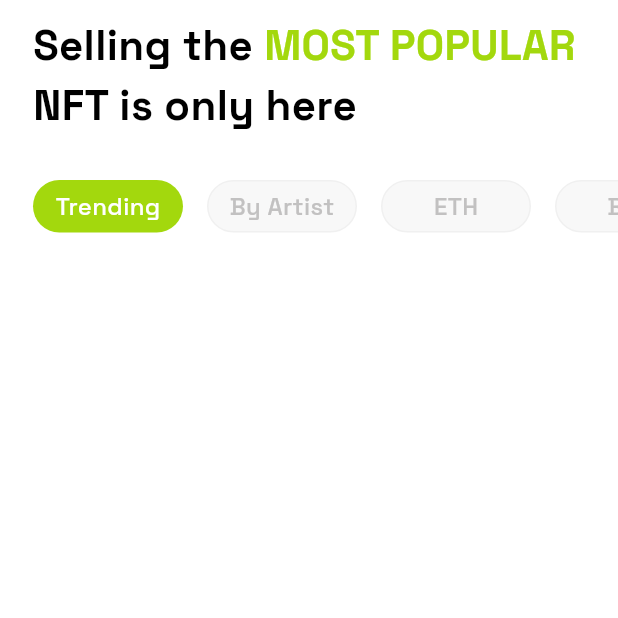
After one commit to ElDaly15/Artify, a Flutter app: the HomeView screen opened directly, on a phone screen of 412 x 824 dp, the top half of it. The commit adds this screen. Run offline on Flutter 3.47's test engine with Material 3 defaults, Android fonts, the phone set to English and light mode, and no system bars; our stand-ins replace device_preview, flutter_svg, get, smooth_page_indicator.

Commit message:
Add HomeView and related widgets
Added HomeView, HomeViewBody, ContainerOfSelectionHeader, ListViewOfHeaderSelections, and MainTitleTextRich widgets. Also, updated ColumnOfContainer to navigate to HomeView on button press.

```diff
--- /dev/null
+++ b/lib/featuers/home/data/models/categoryModel.dart
@@ -0,0 +1,7 @@
+// ignore_for_file: file_names
+
+class Categorymodel {
+  final String title;
+
+  Categorymodel({required this.title});
+}
--- /dev/null
+++ b/lib/featuers/home/presentation/views/home_view.dart
@@ -0,0 +1,14 @@
+import 'package:coffee_shop/featuers/home/presentation/views/widgets/home_view_body.dart';
+import 'package:flutter/material.dart';
+
+class HomeView extends StatelessWidget {
+  const HomeView({super.key});
+
+  @override
+  Widget build(BuildContext context) {
+    return const Scaffold(
+      backgroundColor: Colors.white,
+      body: HomeViewBody(),
+    );
+  }
+}
--- /dev/null
+++ b/lib/featuers/home/presentation/views/widgets/container_of_section_header.dart
@@ -0,0 +1,34 @@
+import 'package:coffee_shop/core/utils/app_colors.dart';
+import 'package:coffee_shop/core/utils/app_styles.dart';
+import 'package:flutter/material.dart';
+
+class ContainerOfSelectionHeader extends StatelessWidget {
+  const ContainerOfSelectionHeader(
+      {super.key, required this.title, required this.isActive});
+  final String title;
+  final bool isActive;
+
+  @override
+  Widget build(BuildContext context) {
+    return AnimatedContainer(
+      duration: const Duration(milliseconds: 400),
+      curve: Curves.fastOutSlowIn,
+      height: 35,
+      width: 100,
+      decoration: BoxDecoration(
+        border: isActive ? null : Border.all(color: const Color(0xffF0F0F0)),
+        color: isActive ? AppColors.mainColorTheme : const Color(0xffF8F8F8),
+        borderRadius: BorderRadius.circular(20),
+      ),
+      child: Center(
+        child: Text(
+          title,
+          style: TextStyles.font20Medium(context).copyWith(
+              color: isActive
+                  ? Colors.white
+                  : const Color.fromARGB(255, 194, 193, 193)),
+        ),
+      ),
+    );
+  }
+}
--- /dev/null
+++ b/lib/featuers/home/presentation/views/widgets/home_view_body.dart
@@ -0,0 +1,28 @@
+import 'package:coffee_shop/featuers/home/presentation/views/widgets/list_view_of_header_section.dart';
+import 'package:coffee_shop/featuers/home/presentation/views/widgets/main_title_text_rich.dart';
+import 'package:flutter/material.dart';
+
+class HomeViewBody extends StatelessWidget {
+  const HomeViewBody({super.key});
+
+  @override
+  Widget build(BuildContext context) {
+    return const Column(
+      children: [
+        SafeArea(
+          child: SizedBox(
+            height: 10,
+          ),
+        ),
+        Padding(
+          padding: EdgeInsets.symmetric(horizontal: 22),
+          child: MainTitleTextRich(),
+        ),
+        SizedBox(
+          height: 30,
+        ),
+        ListViewOfHeaderSelections(),
+      ],
+    );
+  }
+}
--- /dev/null
+++ b/lib/featuers/home/presentation/views/widgets/list_view_of_header_section.dart
@@ -0,0 +1,79 @@
+import 'package:coffee_shop/featuers/home/data/models/categoryModel.dart';
+import 'package:coffee_shop/featuers/home/presentation/views/widgets/container_of_section_header.dart';
+import 'package:flutter/material.dart';
+
+class ListViewOfHeaderSelections extends StatefulWidget {
+  const ListViewOfHeaderSelections({super.key});
+
+  @override
+  State<ListViewOfHeaderSelections> createState() =>
+      _ListViewOfHeaderSelectionsState();
+}
+
+class _ListViewOfHeaderSelectionsState
+    extends State<ListViewOfHeaderSelections> {
+  int index = 0;
+  final List<Categorymodel> categoryModels = [
+    Categorymodel(title: 'Trending'),
+    Categorymodel(title: 'By Artist'),
+    Categorymodel(title: 'ETH'),
+    Categorymodel(title: 'BTC'),
+  ];
+
+  @override
+  Widget build(BuildContext context) {
+    return SizedBox(
+      height: 35,
+      child: ListView.builder(
+        scrollDirection: Axis.horizontal,
+        itemCount: categoryModels.length,
+        itemBuilder: (context, index) {
+          return index == 0
+              ? Padding(
+                  padding: const EdgeInsets.only(left: 22, right: 8),
+                  child: GestureDetector(
+                    onTap: () {
+                      setState(() {
+                        this.index = index;
+                      });
+                    },
+                    child: ContainerOfSelectionHeader(
+                      isActive: index == this.index,
+                      title: categoryModels[index].title,
+                    ),
+                  ),
+                )
+              : index == categoryModels.length - 1
+                  ? Padding(
+                      padding: const EdgeInsets.only(right: 22, left: 8),
+                      child: GestureDetector(
+                        onTap: () {
+                          setState(() {
+                            this.index = index;
+                          });
+                        },
+                        child: ContainerOfSelectionHeader(
+                          isActive: index == this.index,
+                          title: categoryModels[index].title,
+                        ),
+                      ),
+                    )
+                  : Padding(
+                      padding: const EdgeInsets.only(right: 8, left: 8),
+                      child: GestureDetector(
+                        onTap: () {
+                          setState(() {
+                            this.index = index;
+                          });
+                        },
+                        child: ContainerOfSelectionHeader(
+                          isActive: index == this.index,
+                          title: categoryModels[index].title,
+                        ),
+                      ),
+                    );
+        },
+      ),
+    );
+  }
+}
--- /dev/null
+++ b/lib/featuers/home/presentation/views/widgets/main_title_text_rich.dart
@@ -0,0 +1,28 @@
+import 'package:coffee_shop/core/utils/app_colors.dart';
+import 'package:coffee_shop/core/utils/app_styles.dart';
+import 'package:flutter/material.dart';
+
+class MainTitleTextRich extends StatelessWidget {
+  const MainTitleTextRich({super.key});
+
+  @override
+  Widget build(BuildContext context) {
+    return Text.rich(
+      TextSpan(children: [
+        TextSpan(
+          text: 'Selling the',
+          style: TextStyles.font22Bold(context).copyWith(fontSize: 28),
+        ),
+        TextSpan(
+          text: ' MOST POPULAR ',
+          style: TextStyles.font22Bold(context)
+              .copyWith(fontSize: 28, color: AppColors.mainColorTheme),
+        ),
+        TextSpan(
+          text: 'NFT is only here',
+          style: TextStyles.font22Bold(context).copyWith(fontSize: 28),
+        ),
+      ]),
+    );
+  }
+}
--- a/lib/featuers/on_boarding/presentation/views/widgets/column_of_container.dart
+++ b/lib/featuers/on_boarding/presentation/views/widgets/column_of_container.dart
@@ -1,9 +1,11 @@
 import 'package:coffee_shop/core/utils/app_colors.dart';
 import 'package:coffee_shop/core/utils/app_images.dart';
 import 'package:coffee_shop/core/utils/app_styles.dart';
+import 'package:coffee_shop/featuers/home/presentation/views/home_view.dart';
 import 'package:flutter/material.dart';
 import 'package:flutter_svg/svg.dart';
 import 'package:smooth_page_indicator/smooth_page_indicator.dart';
+import 'package:get/get.dart' as g;
 
 class ColumnOfContainer extends StatefulWidget {
   const ColumnOfContainer({super.key, required this.pageController});
@@ -119,7 +121,11 @@ class _ColumnOfContainerState extends State<ColumnOfContainer> {
                             padding: const EdgeInsets.all(18),
                             backgroundColor: AppColors.blackColorTheme,
                             iconSize: 28),
-                        onPressed: () {},
+                        onPressed: () {
+                          g.Get.off(() => const HomeView(),
+                              transition: g.Transition.fade,
+                              duration: const Duration(milliseconds: 350));
+                        },
                         icon: const Icon(
                           Icons.start,
                           color: Colors.white,
```
